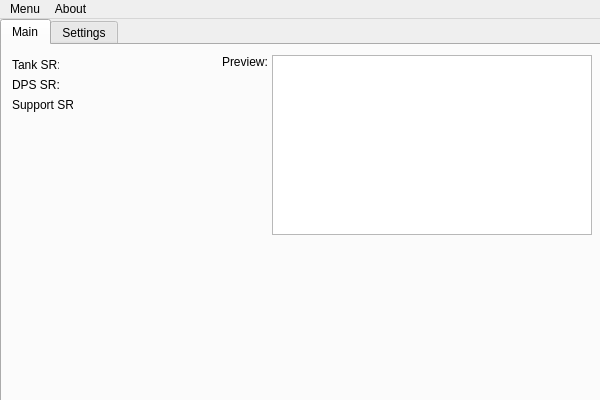
Qt form src/mainwindow.ui (EugW/OWStreamRecordEx) before a commit.
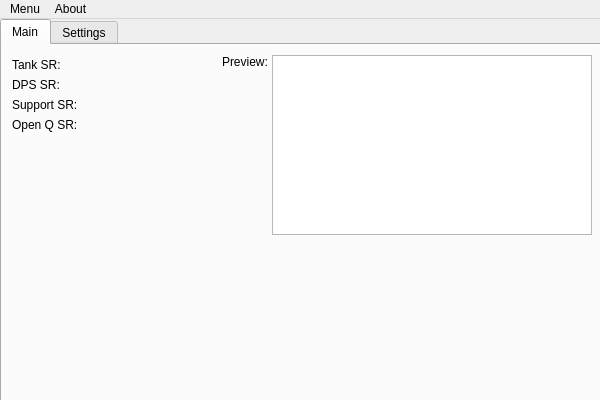
The same form after that commit.

Commit message: Open Q support

```diff
--- a/src/mainwindow.ui
+++ b/src/mainwindow.ui
@@ -76,7 +76,7 @@
        <rect>
         <x>10</x>
         <y>10</y>
-        <width>47</width>
+        <width>71</width>
         <height>20</height>
        </rect>
       </property>
@@ -87,7 +87,7 @@
      <widget class="QLabel" name="labelTankSRVal">
       <property name="geometry">
        <rect>
-        <x>80</x>
+        <x>110</x>
         <y>10</y>
         <width>47</width>
         <height>20</height>
@@ -102,7 +102,7 @@
        <rect>
         <x>10</x>
         <y>30</y>
-        <width>47</width>
+        <width>71</width>
         <height>20</height>
        </rect>
       </property>
@@ -113,7 +113,7 @@
      <widget class="QLabel" name="labelDPSSRVal">
       <property name="geometry">
        <rect>
-        <x>80</x>
+        <x>110</x>
         <y>30</y>
         <width>47</width>
         <height>20</height>
@@ -128,7 +128,7 @@
        <rect>
         <x>10</x>
         <y>50</y>
-        <width>61</width>
+        <width>71</width>
         <height>20</height>
        </rect>
       </property>
@@ -139,7 +139,7 @@
      <widget class="QLabel" name="labelSupportSRVal">
       <property name="geometry">
        <rect>
-        <x>80</x>
+        <x>110</x>
         <y>50</y>
         <width>47</width>
         <height>20</height>
@@ -149,6 +149,32 @@
        <string/>
       </property>
      </widget>
+     <widget class="QLabel" name="labelOpenQSR">
+      <property name="geometry">
+       <rect>
+        <x>10</x>
+        <y>70</y>
+        <width>81</width>
+        <height>20</height>
+       </rect>
+      </property>
+      <property name="text">
+       <string>Open Q SR:</string>
+      </property>
+     </widget>
+     <widget class="QLabel" name="labelOpenQSRVal">
+      <property name="geometry">
+       <rect>
+        <x>110</x>
+        <y>70</y>
+        <width>47</width>
+        <height>20</height>
+       </rect>
+      </property>
+      <property name="text">
+       <string/>
+      </property>
+     </widget>
     </widget>
     <widget class="QWidget" name="tab_2">
      <attribute name="title">
```
The commit also changes 5 other files.
